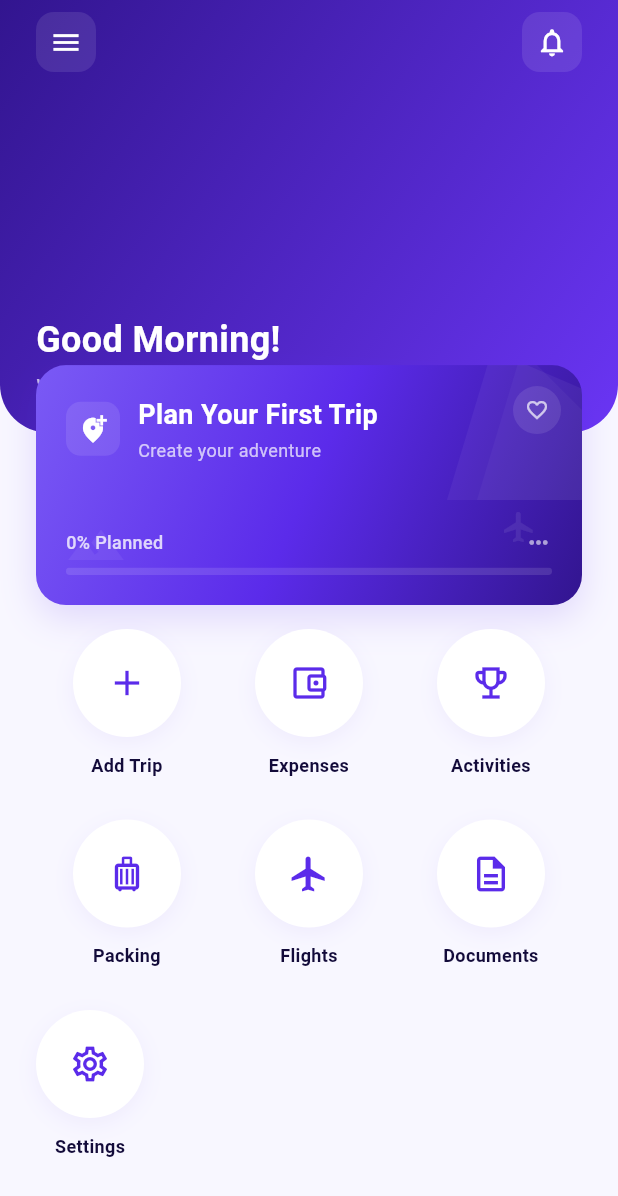
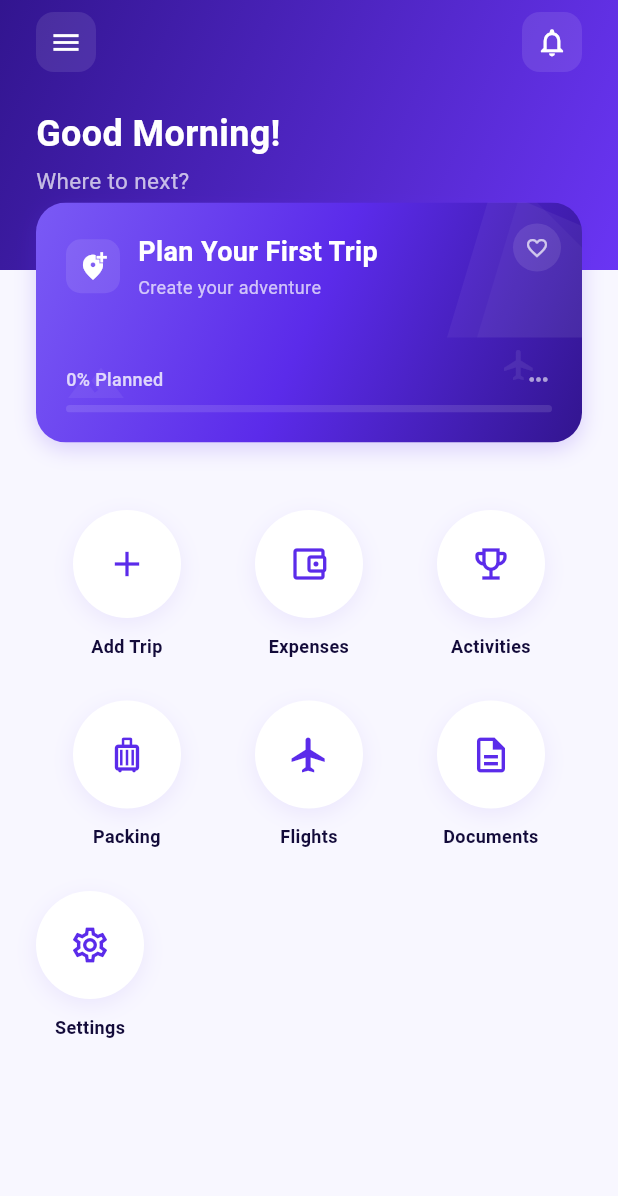
Before and after one commit to IrfanNG/Alan-journeyjoy-travel-app, a Flutter app: the HomeScreen screen opened by its route, on a phone screen of 412 x 824 dp. Shown: the top 1196 px of the screen. Run offline on Flutter 3.47's test engine with Material 3 defaults, Android fonts, the phone set to English and light mode, and no system bars; our stand-ins replace hive_flutter; accounts and stored records are empty.

Commit message:
UI(mobile): restructure home layout with stacked layers
- Replace simple Column with Stack(clipBehavior: Clip.none)
- Add ClipRRect white body with top rounded corners
- Position featured card on top via Positioned widget
- Fix header to fixed 180px height, remove bottom radius
- Make card shadow more subtle (lower opacity, smaller blur/offset)
- Keep module grid inside white body below card

```diff
--- a/lib/screens/home/home_screen.dart
+++ b/lib/screens/home/home_screen.dart
@@ -24,12 +24,40 @@ class HomeScreen extends StatelessWidget {
             final trips = tripProvider.trips;
             final featured = trips.isNotEmpty ? trips.first : null;
             return SingleChildScrollView(
+              child: Stack(
+                clipBehavior: Clip.none,
+                children: [
+                  Column(
+                    children: [
+                      _buildHeader(context),
+                      ClipRRect(
+                        borderRadius: const BorderRadius.only(
+                          topLeft: Radius.circular(32),
+                          topRight: Radius.circular(32),
+                        ),
+                        child: Container(
+                          color: const Color(0xFFF8F7FF),
                           child: Column(
                             children: [
-                  _buildHeader(context),
-                  _buildFeaturedCard(context, featured, trips.isNotEmpty),
+                              const SizedBox(height: 160),
                               _buildModuleGrid(context, trips.isNotEmpty),
-                  const SizedBox(height: 32),
+                              const SizedBox(height: 48),
+                            ],
+                          ),
+                        ),
+                      ),
+                    ],
+                  ),
+                  Positioned(
+                    top: 135,
+                    left: 24,
+                    right: 24,
+                    child: _buildFeaturedCard(
+                      context,
+                      featured,
+                      trips.isNotEmpty,
+                    ),
+                  ),
                 ],
               ),
             );
@@ -40,20 +68,14 @@ class HomeScreen extends StatelessWidget {
   }
 
   Widget _buildHeader(BuildContext context) {
-    final screenHeight = MediaQuery.of(context).size.height;
-    final headerHeight = screenHeight * 0.35;
     return Container(
       width: double.infinity,
-      height: headerHeight,
+      height: 180,
       decoration: const BoxDecoration(
         gradient: LinearGradient(
           begin: Alignment.topLeft,
           end: Alignment.bottomRight,
           colors: [Color(0xFF32158F), Color(0xFF6A35F4)],
-        ),
-        borderRadius: BorderRadius.only(
-          bottomLeft: Radius.circular(32),
-          bottomRight: Radius.circular(32),
         ),
       ),
       child: Padding(
@@ -80,12 +102,15 @@ class HomeScreen extends StatelessWidget {
                     color: Colors.white.withAlpha(25),
                     borderRadius: BorderRadius.circular(12),
                   ),
-                  child: const Icon(Icons.notifications_outlined,
-                      color: Colors.white, size: 22),
+                  child: const Icon(
+                    Icons.notifications_outlined,
+                    color: Colors.white,
+                    size: 22,
+                  ),
                 ),
               ],
             ),
-            const Spacer(),
+            const SizedBox(height: 24),
             Text(
               _greeting(),
               style: const TextStyle(
@@ -102,25 +127,23 @@ class HomeScreen extends StatelessWidget {
                 color: Colors.white.withAlpha(180),
               ),
             ),
-            const SizedBox(height: 20),
           ],
         ),
       ),
     );
   }
 
-  Widget _buildFeaturedCard(
-      BuildContext context, dynamic trip, bool hasTrips) {
-    return Container(
-      margin: const EdgeInsets.fromLTRB(24, -45, 24, 16),
+  Widget _buildFeaturedCard(BuildContext context, dynamic trip, bool hasTrips) {
+    return SizedBox(
       height: 160,
+      child: Container(
         decoration: BoxDecoration(
           borderRadius: BorderRadius.circular(20),
-        boxShadow: [
+          boxShadow: const [
             BoxShadow(
-            color: const Color(0xFF5B2BEA).withAlpha(40),
-            blurRadius: 20,
-            offset: const Offset(0, 8),
+              color: Color(0x335B2BEA),
+              blurRadius: 12,
+              offset: Offset(0, 4),
             ),
           ],
         ),
@@ -151,14 +174,20 @@ class HomeScreen extends StatelessWidget {
                 Positioned(
                   bottom: 20,
                   left: 20,
-                child: Icon(Icons.terrain,
-                    size: 40, color: Colors.white.withAlpha(15)),
+                  child: Icon(
+                    Icons.terrain,
+                    size: 40,
+                    color: Colors.white.withAlpha(15),
+                  ),
                 ),
                 Positioned(
                   bottom: 40,
                   right: 30,
-                child: Icon(Icons.flight,
-                    size: 24, color: Colors.white.withAlpha(20)),
+                  child: Icon(
+                    Icons.flight,
+                    size: 24,
+                    color: Colors.white.withAlpha(20),
+                  ),
                 ),
                 Positioned(
                   top: 14,
@@ -170,8 +199,11 @@ class HomeScreen extends StatelessWidget {
                       color: Colors.white.withAlpha(25),
                       shape: BoxShape.circle,
                     ),
-                  child: Icon(Icons.favorite_border,
-                      color: Colors.white.withAlpha(180), size: 16),
+                    child: Icon(
+                      Icons.favorite_border,
+                      color: Colors.white.withAlpha(180),
+                      size: 16,
+                    ),
                   ),
                 ),
                 Padding(
@@ -212,12 +244,14 @@ class HomeScreen extends StatelessWidget {
                                 const SizedBox(height: 2),
                                 Text(
                                   hasTrips
-                                    ? DateFormat('MMM dd, yyyy')
-                                        .format(trip.createdAt)
+                                      ? DateFormat(
+                                          'MMM dd, yyyy',
+                                        ).format(trip.createdAt)
                                       : 'Create your adventure',
                                   style: TextStyle(
                                     color: Colors.white.withAlpha(180),
-                                    fontSize: 12),
+                                    fontSize: 12,
+                                  ),
                                 ),
                               ],
                             ),
@@ -236,8 +270,11 @@ class HomeScreen extends StatelessWidget {
                               fontWeight: FontWeight.w500,
                             ),
                           ),
-                        Icon(Icons.more_horiz,
-                            color: Colors.white.withAlpha(150), size: 18),
+                          Icon(
+                            Icons.more_horiz,
+                            color: Colors.white.withAlpha(150),
+                            size: 18,
+                          ),
                         ],
                       ),
                       const SizedBox(height: 8),
@@ -247,7 +284,8 @@ class HomeScreen extends StatelessWidget {
                           value: hasTrips ? 0.71 : 0,
                           backgroundColor: Colors.white.withAlpha(30),
                           valueColor: const AlwaysStoppedAnimation<Color>(
-                            Color(0xFF58C783)),
+                            Color(0xFF58C783),
+                          ),
                           minHeight: 5,
                         ),
                       ),
@@ -255,6 +293,7 @@ class HomeScreen extends StatelessWidget {
                   ),
                 ),
               ],
+            ),
           ),
         ),
       ),
@@ -321,8 +360,8 @@ class HomeScreen extends StatelessWidget {
                   () {
                     ScaffoldMessenger.of(context).showSnackBar(
                       const SnackBar(
-                          content:
-                              Text('Document Hub coming later')),
+                        content: Text('Document Hub coming later'),
+                      ),
                     );
                   },
                 ),
@@ -346,7 +385,11 @@ class HomeScreen extends StatelessWidget {
   }
 
   Widget _circleModule(
-      BuildContext context, IconData icon, String label, VoidCallback? onTap) {
+    BuildContext context,
+    IconData icon,
+    String label,
+    VoidCallback? onTap,
+  ) {
     return GestureDetector(
       onTap: onTap,
       child: Column(
@@ -358,11 +401,11 @@ class HomeScreen extends StatelessWidget {
             decoration: BoxDecoration(
               color: Colors.white,
               shape: BoxShape.circle,
-              boxShadow: [
+              boxShadow: const [
                 BoxShadow(
-                  color: const Color(0xFF5B2BEA).withAlpha(15),
+                  color: Color(0x155B2BEA),
                   blurRadius: 12,
-                  offset: const Offset(0, 4),
+                  offset: Offset(0, 4),
                 ),
               ],
             ),
@@ -383,12 +426,11 @@ class HomeScreen extends StatelessWidget {
     );
   }
 
-  void _navigateTripModule(
-      BuildContext context, bool hasTrips, String module) {
+  void _navigateTripModule(BuildContext context, bool hasTrips, String module) {
     if (!hasTrips) {
-      ScaffoldMessenger.of(context).showSnackBar(
-        const SnackBar(content: Text('Create a trip first')),
-      );
+      ScaffoldMessenger.of(
+        context,
+      ).showSnackBar(const SnackBar(content: Text('Create a trip first')));
       return;
     }
     final route = {
```
Lines whose indentation alone changed are shown as unchanged.
